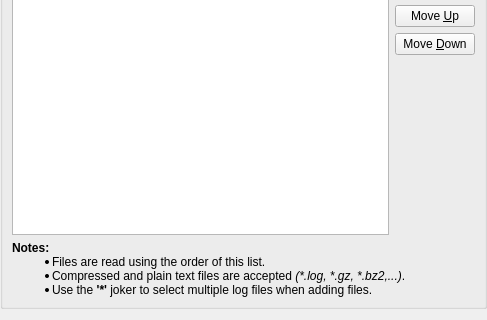
First picture: the form in src/modes/base/fileListBase.ui, repository KDE/ksystemlog, before the edit; both pictures show x 0 to 487 and y 156 to 476 of the 487 by 476 pixel window.
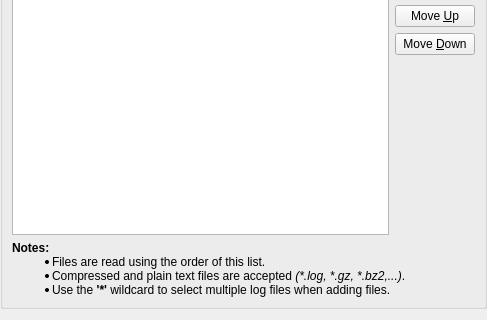
Second picture: the form after the edit.

What changed in the file:
```diff
--- a/src/modes/base/fileListBase.ui
+++ b/src/modes/base/fileListBase.ui
@@ -172,7 +172,7 @@
       <item row="1" column="0" colspan="2" >
        <widget class="QLabel" name="notes" >
         <property name="text" >
-         <string>&lt;p style='margin-top:0px;margin-bottom:0px;'>&lt;b>Notes:&lt;/b>&lt;/p>&lt;ul style='margin-top:0px'>&lt;li>Files are read using the order of this list.&lt;/li>&lt;li>Compressed and plain text files are accepted &lt;i>(*.log, *.gz, *.bz2,...)&lt;/i>.&lt;/li>&lt;li>Use the &lt;b>'*'&lt;/b> joker to select multiple log files when adding files.&lt;/li>&lt;/ul></string>
+         <string>&lt;p style='margin-top:0px;margin-bottom:0px;'>&lt;b>Notes:&lt;/b>&lt;/p>&lt;ul style='margin-top:0px'>&lt;li>Files are read using the order of this list.&lt;/li>&lt;li>Compressed and plain text files are accepted &lt;i>(*.log, *.gz, *.bz2,...)&lt;/i>.&lt;/li>&lt;li>Use the &lt;b>'*'&lt;/b> wildcard to select multiple log files when adding files.&lt;/li>&lt;/ul></string>
         </property>
         <property name="wordWrap" >
          <bool>true</bool>
```
Left out of the diff: 10 changed lines with no effect on the pictures.
